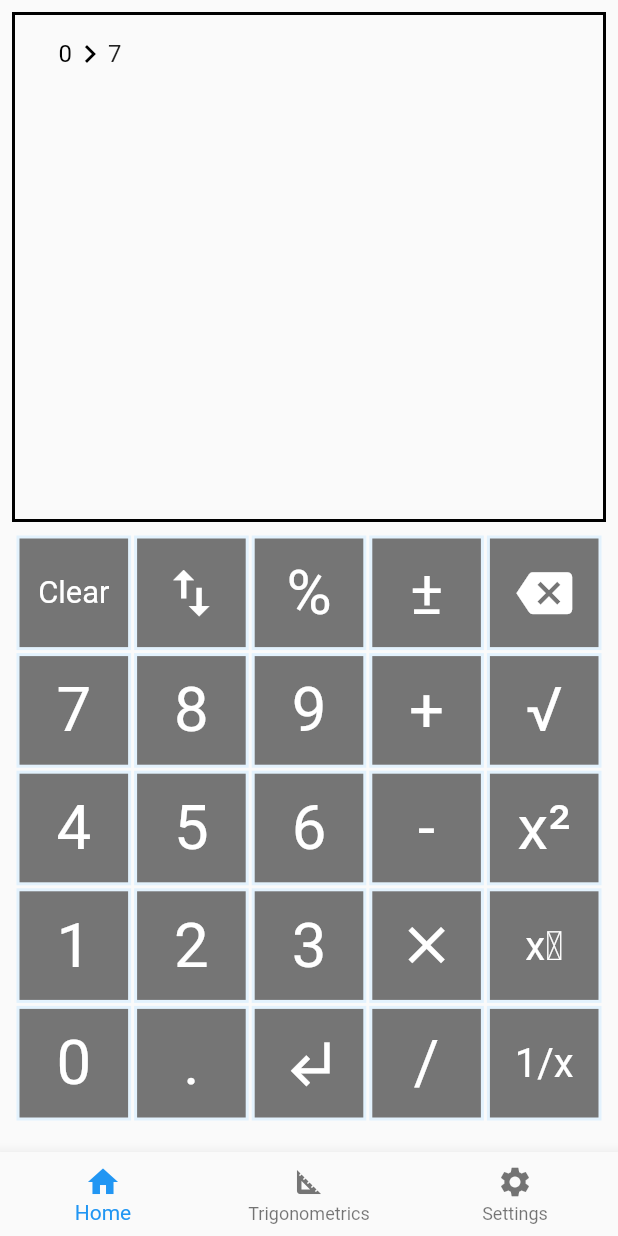
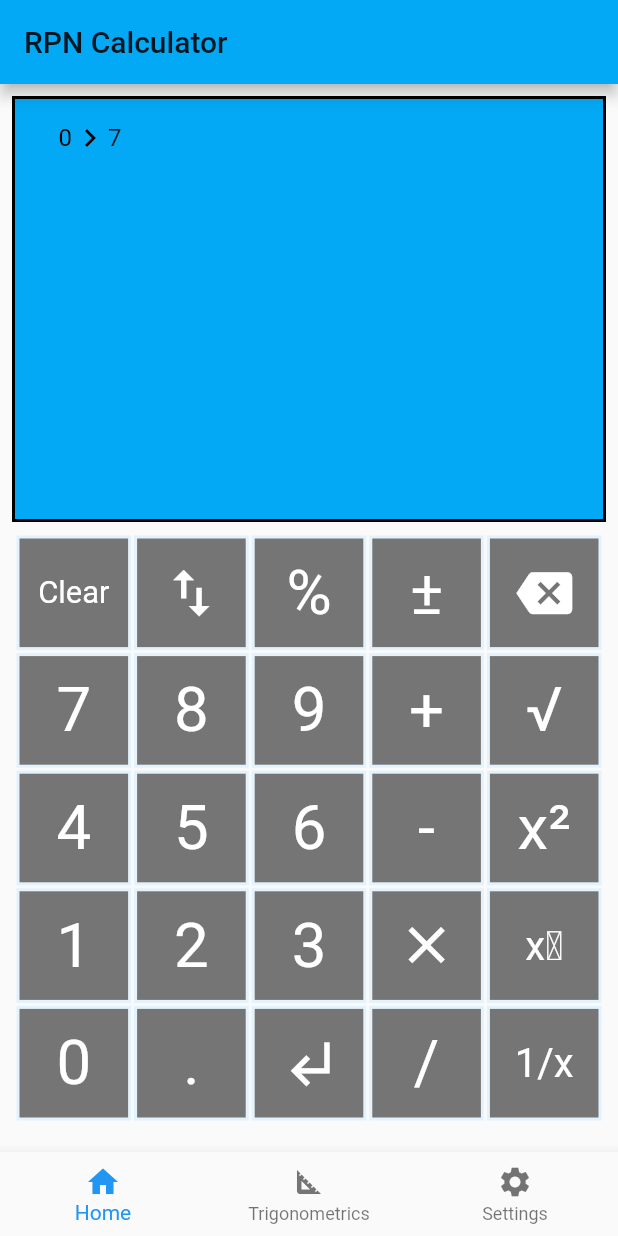
Before and after one commit to jwayne03/rpnprovider, a Flutter app: the screen it shows after launch, after a tap on an icon or button, on a phone screen of 412 x 824 dp. Run offline on Flutter 3.47's test engine with Material 2 defaults, Android fonts, the light colour scheme and no system bars; our stand-ins replace flutter_colorpicker, shared_preferences, toast.

Commit message:
Implemented SharedPreferences and provider

```diff
--- a/lib/providers/settings_provider.dart
+++ b/lib/providers/settings_provider.dart
@@ -11,10 +11,11 @@ class SettingsProvier extends ChangeNotifier {
   SharedPreferences _sharedPreferences;
 
   SettingsProvier() {
-    this.loadActionBarState();
-    this.loadFontSizeState();
-    this.loadFontSizeValue();
-    this.loadTrigonometricsState();
+    this._loadActionBarState();
+    this._loadFontSizeState();
+    this._loadFontSizeValue();
+    this._loadTrigonometricsState();
+    this._loadCurrentColor();
   }
 
   // ACTION BAR
@@ -24,7 +25,7 @@ class SettingsProvier extends ChangeNotifier {
     notifyListeners();
   }
 
-  void loadActionBarState() async {
+  void _loadActionBarState() async {
     this._sharedPreferences = await SharedPreferences.getInstance();
     this._isActionBarHidden =
         this._sharedPreferences.getBool("actionBar") ?? false;
@@ -44,7 +45,7 @@ class SettingsProvier extends ChangeNotifier {
     notifyListeners();
   }
 
-  void loadTrigonometricsState() async {
+  void _loadTrigonometricsState() async {
     this._sharedPreferences = await SharedPreferences.getInstance();
     this._isTrigonometricsHidden =
         this._sharedPreferences.getBool("trigonometrics") ?? false;
@@ -64,7 +65,7 @@ class SettingsProvier extends ChangeNotifier {
     notifyListeners();
   }
 
-  void loadFontSizeState() async {
+  void _loadFontSizeState() async {
     this._sharedPreferences = await SharedPreferences.getInstance();
     this._isChangeTheFontSizeActive =
         this._sharedPreferences.getBool("activeFontSize") ?? false;
@@ -93,7 +94,7 @@ class SettingsProvier extends ChangeNotifier {
     notifyListeners();
   }
 
-  void loadFontSizeValue() async {
+  void _loadFontSizeValue() async {
     this._sharedPreferences = await SharedPreferences.getInstance();
     this._fontSizeValue = this._sharedPreferences.getDouble("fontSize") ?? 16.0;
     notifyListeners();
@@ -106,7 +107,7 @@ class SettingsProvier extends ChangeNotifier {
     notifyListeners();
   }
 
-  void loadCurrentColor() async {
+  void _loadCurrentColor() async {
     this._sharedPreferences = await SharedPreferences.getInstance();
     this._colorTheme = Color(
         this._sharedPreferences.getInt("color") ?? Colors.lightBlue.value);
--- a/lib/view/home_page.dart
+++ b/lib/view/home_page.dart
@@ -34,9 +34,11 @@ class _HomePageState extends State<HomePage> {
     }
     print("HomePage build()");
     return Scaffold(
-      // appBar: AppBar(
-      //   title: Text("RPN Calculator"),
-      // ),
+      appBar: settingsProvier.isActionBarHidden
+          ? null
+          : AppBar(
+              title: Text("RPN Calculator"),
+            ),
       body: SafeArea(
         child: Column(
           mainAxisSize: MainAxisSize.max,
```
